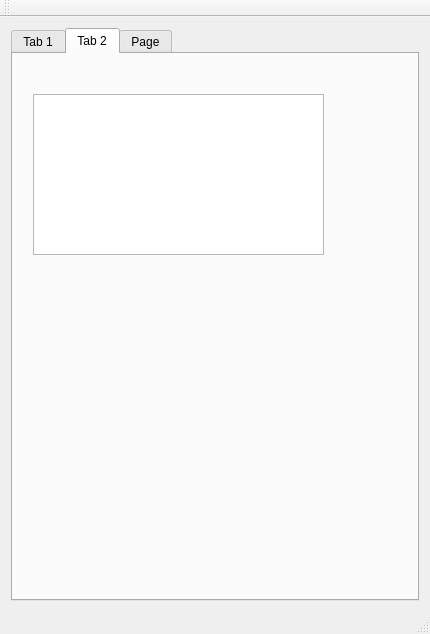
Before: the Qt Designer form mainwindow.ui in arackaf/booklist-desktop, drawn with Qt 5.
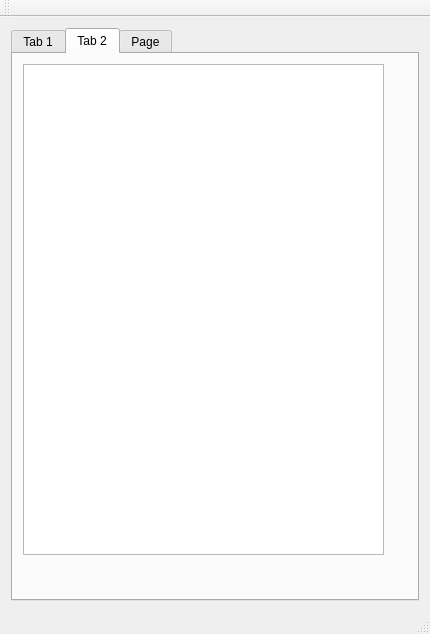
After: the same form once the commit is applied. The open tabs and pages were chosen to show the change.

What changed in the file:
```diff
--- a/mainwindow.ui
+++ b/mainwindow.ui
@@ -37,10 +37,10 @@
        <widget class="QListView" name="listView">
         <property name="geometry">
          <rect>
-          <x>20</x>
-          <y>40</y>
-          <width>291</width>
-          <height>161</height>
+          <x>10</x>
+          <y>10</y>
+          <width>361</width>
+          <height>491</height>
          </rect>
         </property>
        </widget>
```
Left out of the diff: 2 changed lines with no effect on the pictures.
